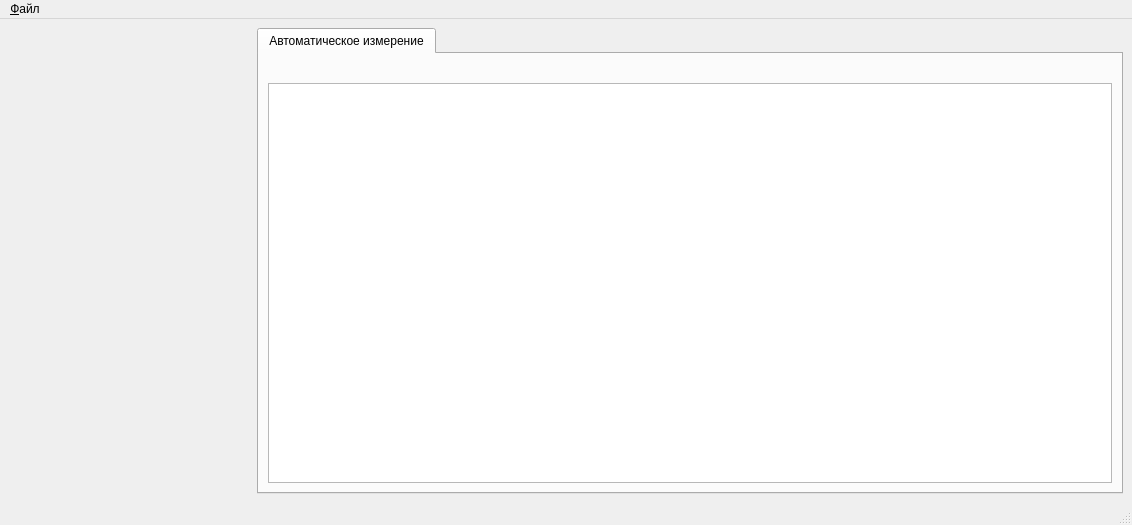
igrekus/amp_measure, file mainwindow.ui: the form before one commit.
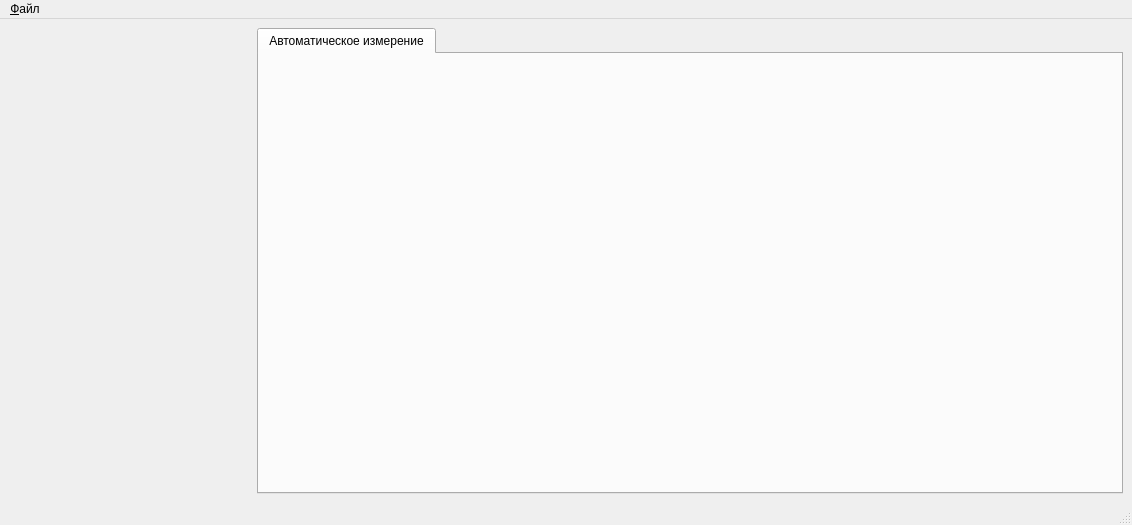
The form after the commit. Icons and pictures are not drawn.

Commit message: WIP: remove result table

Diff of the .ui file:
```diff
--- a/mainwindow.ui
+++ b/mainwindow.ui
@@ -50,25 +50,9 @@
           <property name="text">
            <string/>
           </property>
-         </widget>
-        </item>
-        <item>
-         <widget class="QTableView" name="tableMeasure">
-          <property name="sizePolicy">
-           <sizepolicy hsizetype="Expanding" vsizetype="Expanding">
-            <horstretch>0</horstretch>
-            <verstretch>0</verstretch>
-           </sizepolicy>
+          <property name="pixmap">
+           <pixmap>../../../1446408876150938651.jpg</pixmap>
           </property>
-          <attribute name="horizontalHeaderHighlightSections">
-           <bool>false</bool>
-          </attribute>
-          <attribute name="verticalHeaderVisible">
-           <bool>false</bool>
-          </attribute>
-          <attribute name="verticalHeaderHighlightSections">
-           <bool>false</bool>
-          </attribute>
          </widget>
         </item>
        </layout>
```
